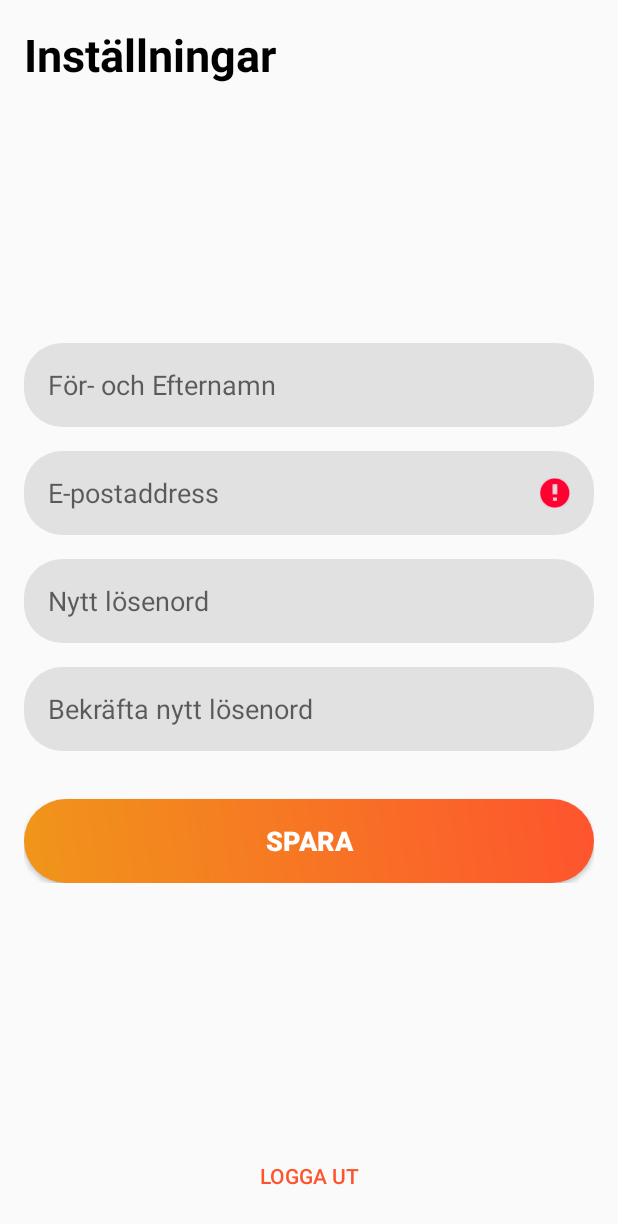
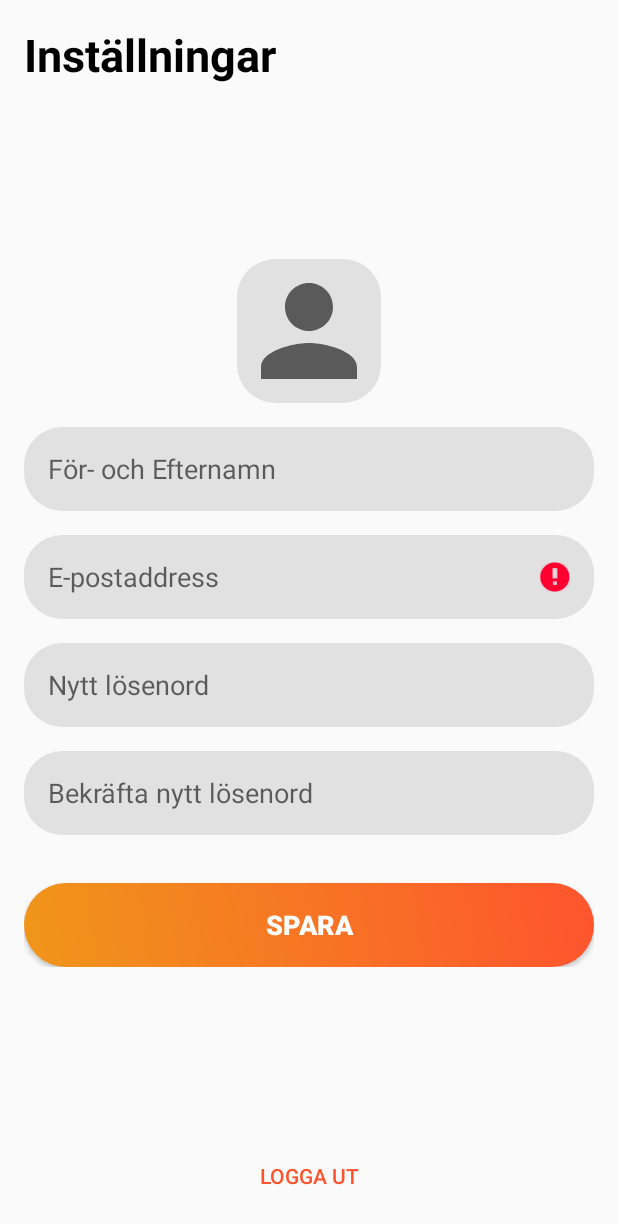
Before and after one commit to magnusGU/AMWE, an Android app: the Settings screen opened directly, with no data from a screen before it, after a tap on "SPARA", on a phone screen of 412 x 824 dp. Shown: the top 1224 px of the screen. Run offline under Robolectric (Android 15) with nearby library versions, the phone set to English and light mode, and no system bars; our stand-ins replace Firebase (no records; nobody signed in at launch, a user with empty details on screens opened directly).

Commit message:
Profile picture can now be changed in Settings.

```diff
--- a/app/src/main/java/com/example/amwe/ControllerView/AccountPage.java
+++ b/app/src/main/java/com/example/amwe/ControllerView/AccountPage.java
@@ -95,15 +95,14 @@ public class AccountPage extends Fragment {
      */
     private void initUI(final View v) {
 
-        TextView name = v.findViewById(R.id.account_page_name);
         ValueEventListener valueEventListener = new ValueEventListener() {
             @Override
             public void onDataChange(@NonNull DataSnapshot snapshot) {
                 TextView name = v.findViewById(R.id.account_page_name);
                 name.setText((String) snapshot.child("name").getValue());
+                ImageView profilePicture = v.findViewById(R.id.account_page_profile_picture);
 
                 try {
-                    ImageView profilePicture = v.findViewById(R.id.account_page_profile_picture);
                     byte[] decodedString = Base64.decode((String) snapshot.child("userImage").getValue(), Base64.DEFAULT);
                     Bitmap bitmap = BitmapFactory.decodeByteArray(decodedString, 0, decodedString.length);
                     profilePicture.setImageBitmap(bitmap);
--- a/app/src/main/java/com/example/amwe/ControllerView/EditListing.java
+++ b/app/src/main/java/com/example/amwe/ControllerView/EditListing.java
@@ -138,7 +138,8 @@ public class EditListing extends AppCompatActivity {
                     e.printStackTrace();
                     return;
                 } catch (NullPointerException e){
-                    System.out.println("Exception");
+                    e.printStackTrace();
+                    return;
                 }
                 Item item = new Book(
                         bookId,
--- a/app/src/main/java/com/example/amwe/ControllerView/Settings.java
+++ b/app/src/main/java/com/example/amwe/ControllerView/Settings.java
@@ -1,14 +1,22 @@
 package com.example.amwe.ControllerView;
 
 import android.content.Intent;
+import android.graphics.Bitmap;
+import android.graphics.BitmapFactory;
+import android.media.Image;
+import android.net.Uri;
 import android.os.Bundle;
+import android.provider.MediaStore;
 import android.text.TextUtils;
+import android.util.Base64;
 import android.view.View;
 import android.widget.Button;
 import android.widget.EditText;
+import android.widget.ImageView;
 import android.widget.Toast;
 
 import androidx.annotation.NonNull;
+import androidx.annotation.Nullable;
 import androidx.appcompat.app.AppCompatActivity;
 
 import com.example.amwe.Model.Database;
@@ -20,16 +28,21 @@ import com.google.firebase.database.DataSnapshot;
 import com.google.firebase.database.DatabaseError;
 import com.google.firebase.database.ValueEventListener;
 
+import java.io.ByteArrayOutputStream;
+import java.io.IOException;
 import java.util.HashMap;
 import java.util.Map;
 
 public class Settings extends AppCompatActivity {
 
-    EditText name;
-    EditText eMail;
-    EditText newPassword1;
-    EditText newPassword2;
+    private ImageView mProfilePicture;
+    private EditText name;
+    private EditText eMail;
+    private EditText newPassword1;
+    private EditText newPassword2;
 
+    private static final int PICK_IMAGE = 1;
+    Uri imageUri;
 
     @Override
     protected void onCreate(Bundle savedInstanceState) {
@@ -41,6 +54,17 @@ public class Settings extends AppCompatActivity {
         Database.getCurrentUser().addValueEventListener(new ValueEventListener() {
             @Override
             public void onDataChange(@NonNull DataSnapshot snapshot) {
+                mProfilePicture = findViewById(R.id.edit_profile_picture);
+                mProfilePicture.setOnClickListener(uploadImage());
+
+                try {
+                    byte[] decodedString = Base64.decode((String) snapshot.child("userImage").getValue(), Base64.DEFAULT);
+                    Bitmap bitmap = BitmapFactory.decodeByteArray(decodedString, 0, decodedString.length);
+                    mProfilePicture.setImageBitmap(bitmap);
+                } catch (Exception e){
+                    e.printStackTrace();
+                }
+
                 name = findViewById(R.id.change_name);
                 name.setText((CharSequence) snapshot.child("name").getValue());
 
@@ -61,6 +85,52 @@ public class Settings extends AppCompatActivity {
         });
     }
 
+    private View.OnClickListener uploadImage() {
+        return new View.OnClickListener() {
+            @Override
+            public void onClick(View view) {
+                Intent gallery = new Intent();
+                gallery.setType("image/*");
+                gallery.setAction(Intent.ACTION_GET_CONTENT);
+
+                startActivityForResult(Intent.createChooser(gallery, "Välj profilbild"), PICK_IMAGE);
+            }
+        };
+    }
+
+    @Override
+    protected void onActivityResult(int requestCode, int resultCode, @Nullable Intent data) {
+        super.onActivityResult(requestCode, resultCode, data);
+        imageUri = data.getData();
+        try {
+            Bitmap srcBmp = MediaStore.Images.Media.getBitmap(getContentResolver(), imageUri);
+
+            Bitmap dstBmp;
+            if (srcBmp.getWidth() >= srcBmp.getHeight()){
+
+                dstBmp = Bitmap.createBitmap(
+                        srcBmp,
+                        srcBmp.getWidth()/2 - srcBmp.getHeight()/2,
+                        0,
+                        srcBmp.getHeight(),
+                        srcBmp.getHeight()
+                );
+
+            }else{
+                dstBmp = Bitmap.createBitmap(
+                        srcBmp,
+                        0,
+                        srcBmp.getHeight()/2 - srcBmp.getWidth()/2,
+                        srcBmp.getWidth(),
+                        srcBmp.getWidth()
+                );
+            }
+            mProfilePicture.setImageBitmap(srcBmp);
+        } catch (IOException e){
+            e.printStackTrace();
+        }
+    }
+
     private View.OnClickListener save(final DataSnapshot snapshot) {
         return new View.OnClickListener() {
             @Override
@@ -74,12 +144,29 @@ public class Settings extends AppCompatActivity {
 
                 user.updateEmail(eMail.getText().toString());
 
-                UserProfileChangeRequest.Builder updateinfo = new UserProfileChangeRequest.Builder().setDisplayName(sName);
-                user.updateProfile(updateinfo.build());
+                Database.getCurrentUser().child("name").setValue(sName);
+                final String base64Photo;
+                try {
+                    Bitmap bitmap = MediaStore.Images.Media.getBitmap(
+                            getApplicationContext().getContentResolver(),
+                            imageUri);
 
-                Map<String, Object> childUpdates = new HashMap<>();
-                childUpdates.put("/users/" + user.getUid() + "/name/", sName);
-                Database.getDatabase().getReference().updateChildren(childUpdates);
+                    ByteArrayOutputStream stream = new ByteArrayOutputStream();
+                    bitmap.compress(Bitmap.CompressFormat.JPEG, 10, stream);
+
+                    byte[] array = stream.toByteArray();
+                    base64Photo = Base64.encodeToString(array, 0);
+
+
+                } catch (IOException e) {
+                    e.printStackTrace();
+                    return;
+                }catch (NullPointerException e){
+                    e.printStackTrace();
+                    return;
+                }
+
+                Database.getCurrentUser().child("userImage").setValue(base64Photo);
 
                 updatePassword(sEMail, sPassword, sPassword2, user);
 
--- a/app/src/main/res/layout/activity_settings.xml
+++ b/app/src/main/res/layout/activity_settings.xml
@@ -39,6 +39,16 @@
         app:layout_constraintStart_toStartOf="parent"
         app:layout_constraintTop_toBottomOf="@+id/textView14">
 
+        <ImageView
+            android:id="@+id/edit_profile_picture"
+            android:layout_width="96dp"
+            android:layout_height="96dp"
+            android:background="@drawable/et_bg"
+            app:layout_constraintEnd_toEndOf="parent"
+            app:layout_constraintStart_toStartOf="parent"
+            app:layout_constraintTop_toTopOf="parent"
+            app:srcCompat="@drawable/ic_baseline_person_24" />
+
         <Button
             android:id="@+id/save_button"
             android:layout_width="0dp"
@@ -58,14 +68,16 @@
             android:id="@+id/change_name"
             android:layout_width="0dp"
             android:layout_height="56dp"
+            android:layout_marginTop="16dp"
             android:background="@drawable/et_bg"
             android:ems="10"
             android:hint="För- och Efternamn"
             android:inputType="textPersonName"
             android:padding="16dp"
             app:layout_constraintEnd_toEndOf="parent"
+            app:layout_constraintHorizontal_bias="0.0"
             app:layout_constraintStart_toStartOf="parent"
-            app:layout_constraintTop_toTopOf="parent" />
+            app:layout_constraintTop_toBottomOf="@+id/edit_profile_picture" />
 
         <EditText
             android:id="@+id/new_password1"
```
Also changed, not shown: app/src/main/java/com/example/amwe/ControllerView/Register.java (+2 -23 lines).
